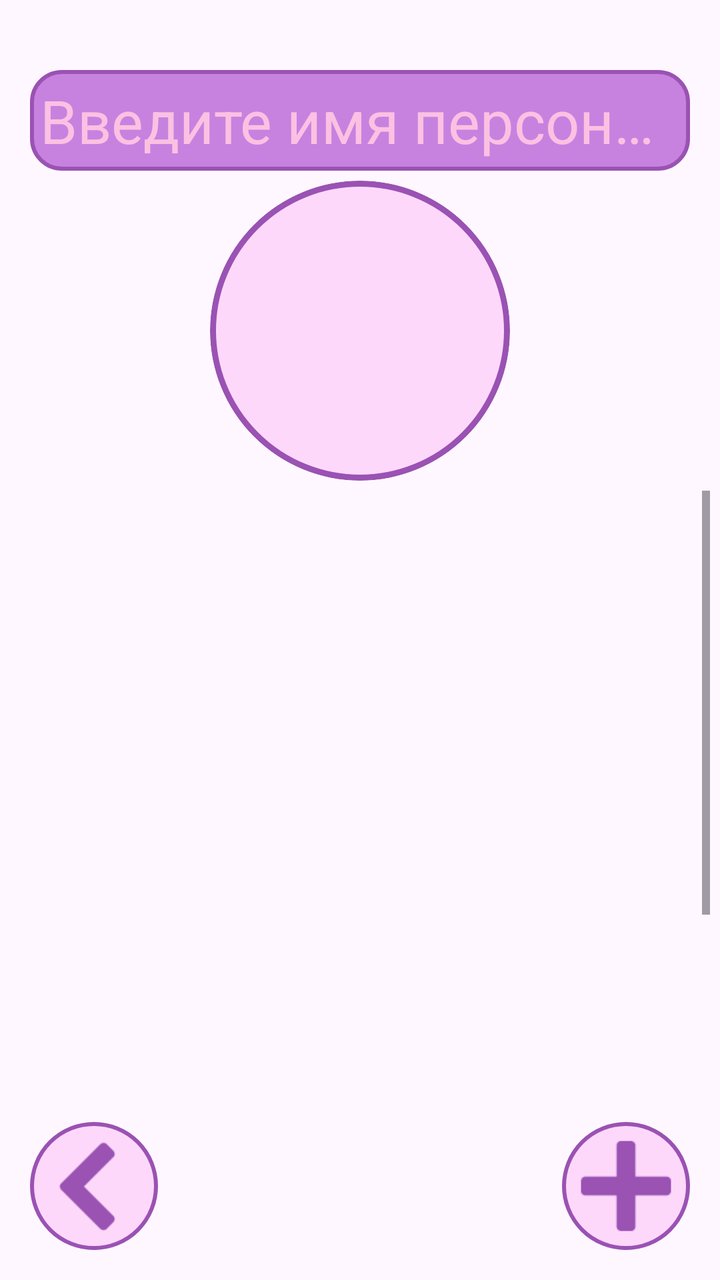
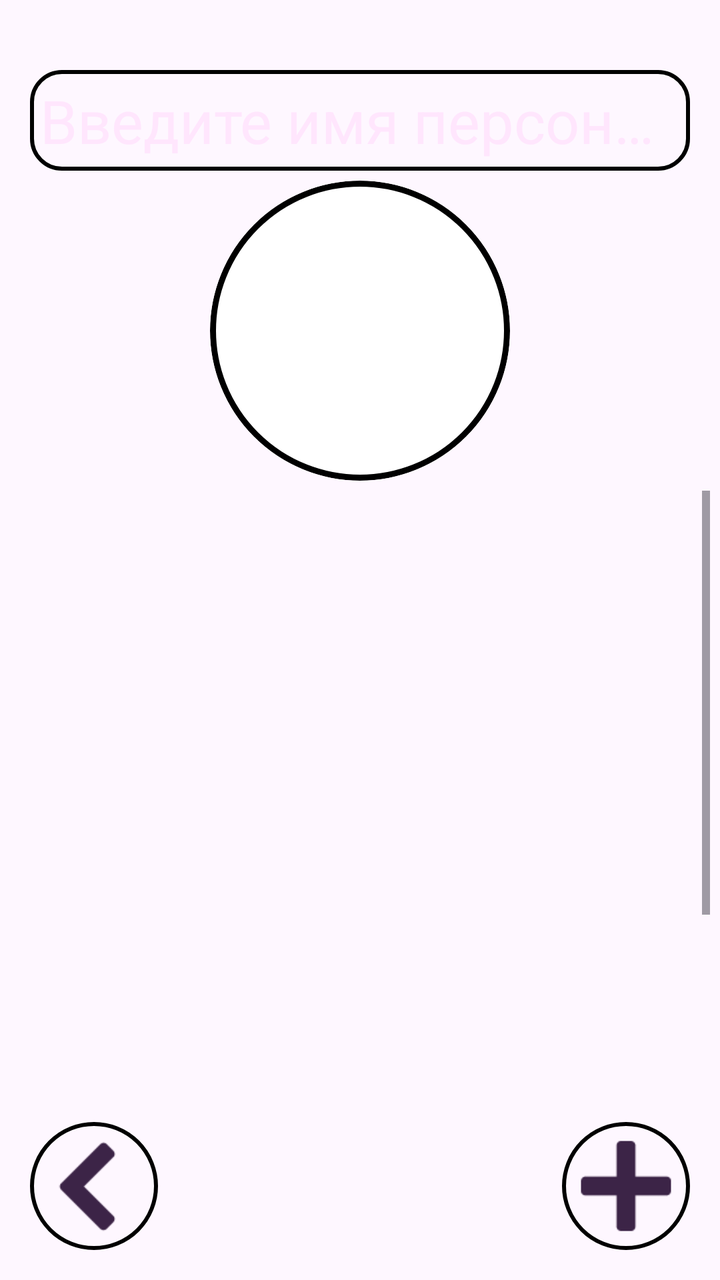

Compare the two renders of this Android layout. The source of the first and the diff that turns it into the second are given below.
<!-- AndroidManifest.xml: application theme Theme.CharaDesk -->
<!-- res/layout/activity_note.xml -->
<?xml version="1.0" encoding="utf-8"?>
<androidx.constraintlayout.widget.ConstraintLayout xmlns:android="http://schemas.android.com/apk/res/android"
    xmlns:app="http://schemas.android.com/apk/res-auto"
    xmlns:tools="http://schemas.android.com/tools"
    android:id="@+id/note"
    android:layout_width="match_parent"
    android:layout_height="match_parent"
    tools:context=".MainMenu">

    <EditText
        android:id="@+id/title"
        android:hint="@string/name_hint"
        android:textColorHint="@color/white_hint"
        android:layout_width="match_parent"
        android:layout_height="wrap_content"
        android:textColor="@color/white"
        android:inputType="text"
        android:maxLines="1"
        android:maxLength="25"
        android:ellipsize="end"
        android:textSize="@dimen/MainText"
        android:layout_marginTop="@dimen/marginTop"
        android:layout_marginLeft="@dimen/paddingB"
        android:layout_marginRight="@dimen/paddingB"
        android:padding="@dimen/paddingL"
        android:background="@drawable/rounded_text_main"
        app:layout_constraintStart_toStartOf="parent"
        app:layout_constraintEnd_toEndOf="parent"
        app:layout_constraintTop_toTopOf="parent"/>
    <androidx.cardview.widget.CardView
        android:id="@+id/avatar_container"
        android:layout_width="150dp"
        android:layout_height="150dp"
        android:layout_gravity="center"
        android:clickable="true"
        android:focusable="true"
        android:onClick="onClickChangeAvatar"
        android:layout_margin="@dimen/paddingL"
        app:cardCornerRadius="75dp"
        app:layout_constraintStart_toStartOf="parent"
        app:layout_constraintEnd_toEndOf="parent"
        app:layout_constraintTop_toBottomOf="@id/title"
        app:cardElevation="0dp">
        <View
            android:layout_width="match_parent"
            android:layout_height="match_parent"
            android:background="@drawable/rounded_avatar"/>

        <ImageView
            android:id="@+id/note_avatar"
            android:layout_width="match_parent"
            android:layout_height="match_parent"
            android:src="@drawable/ic_image_placeholder"
            android:scaleType="centerCrop" />
    </androidx.cardview.widget.CardView>
    <ScrollView
        android:id="@+id/scrollView"
        android:layout_margin="@dimen/paddingL"
        android:layout_width="match_parent"
        android:layout_height="0dp"
        android:fillViewport="true"
        app:layout_constraintTop_toBottomOf="@id/avatar_container"
        app:layout_constraintBottom_toTopOf="@id/button_back">
            <LinearLayout
                android:layout_marginTop="@dimen/paddingL"
                android:id="@+id/linear"
                android:layout_width="match_parent"
                android:layout_height="wrap_content"
                android:orientation="vertical"
                android:paddingBottom="@dimen/bigGap"/>
    </ScrollView>

    <ImageButton
    android:id="@+id/button_add"
    android:layout_width="64dp"
    android:layout_height="64dp"
    android:scaleType="centerCrop"
    android:src="@drawable/icon_add"
    android:background="@drawable/rounded_buttons"
    app:tint="@color/CharaBorder"
    android:padding="@dimen/paddingL"
        android:layout_margin="@dimen/paddingB"
    android:onClick="onClickAddElement"
    app:layout_constraintBottom_toBottomOf="parent"
    app:layout_constraintEnd_toEndOf="parent">
    </ImageButton>
    <ImageButton
        android:id="@+id/button_back"
        android:layout_width="64dp"
        android:layout_height="64dp"
        android:scaleType="centerCrop"
        android:src="@drawable/icon_back"
        android:padding="@dimen/paddingL"
        android:layout_margin="@dimen/paddingB"
        android:background="@drawable/rounded_buttons"
        app:tint="@color/CharaBorder"
        android:onClick="onClickBack"
        app:layout_constraintBottom_toBottomOf="parent"
        app:layout_constraintStart_toStartOf="parent">
    </ImageButton>
</androidx.constraintlayout.widget.ConstraintLayout>
<!-- resources referenced by this layout -->
<resources>
  <color name="CharaBorder">#9A52B3</color>
  <color name="white">#FFE6FD</color>
  <color name="white_hint">#FBC1E2</color>
  <dimen name="MainText">30sp</dimen>
  <dimen name="bigGap">450dp</dimen>
  <dimen name="marginTop">35dp</dimen>
  <dimen name="paddingB">15dp</dimen>
  <dimen name="paddingL">5dp</dimen>
  <!-- drawable ic_image_placeholder (drawable) -->
  <?xml version="1.0" encoding="utf-8"?>
  <selector xmlns:android="http://schemas.android.com/apk/res/android">
  
  </selector>
  <!-- drawable icon_add: png bitmap (drawable, 748 bytes) -->
  <!-- drawable icon_back: png bitmap (drawable, 884 bytes) -->
  <!-- drawable rounded_avatar (drawable) -->
  <?xml version="1.0" encoding="utf-8"?>
  <shape xmlns:android="http://schemas.android.com/apk/res/android">
      <solid android:color="@color/CharaBackgroundSub" />
      <stroke
          android:width="3dp"
      android:color="@color/CharaBorder" />
      <corners android:radius="5000dp" />
  </shape>
  <!-- drawable rounded_buttons (drawable) -->
  <?xml version="1.0" encoding="utf-8"?>
  <shape xmlns:android="http://schemas.android.com/apk/res/android">
      <solid android:color="@color/CharaIcon" />
      <stroke
          android:width="2dp"
          android:color="@color/CharaIconBorder" />
      <corners android:radius="5000dp" />
  </shape>
  <!-- drawable rounded_text_main (drawable) -->
  <?xml version="1.0" encoding="utf-8"?>
  <shape xmlns:android="http://schemas.android.com/apk/res/android">
      <solid android:color="@color/CharaBackground" />
      <stroke
          android:width="2dp"
      android:color="@color/CharaBorder" />
      <corners android:radius="15dp" />
  </shape>
  <string name="name_hint">Введите имя персонажа...</string>
  <style name="Theme.CharaDesk" parent="Base.Theme.CharaDesk" />
  <color name="CharaBackgroundSub">#FED8FB</color>
  <color name="CharaIcon">#FED8FB</color>
  <color name="CharaIconBorder">#9A52B3</color>
  <color name="CharaBackground">#C782E0</color>
  <style name="Base.Theme.CharaDesk" parent="Theme.Material3.DayNight.NoActionBar">
          
          
      </style>
</resources>

<!-- the commit's change to res/layout/activity_note.xml (unified diff, before → after) -->
@@ -10,7 +10,7 @@
     <EditText
         android:id="@+id/title"
         android:hint="@string/name_hint"
-        android:textColorHint="@color/white_hint"
+        android:textColorHint="?attr/colorHint"
         android:layout_width="match_parent"
         android:layout_height="wrap_content"
         android:textColor="@color/white"
@@ -77,7 +77,7 @@
     android:scaleType="centerCrop"
     android:src="@drawable/icon_add"
     android:background="@drawable/rounded_buttons"
-    app:tint="@color/CharaBorder"
+        app:tint="?attr/colorBorder"
     android:padding="@dimen/paddingL"
         android:layout_margin="@dimen/paddingB"
     android:onClick="onClickAddElement"
@@ -93,7 +93,7 @@
         android:padding="@dimen/paddingL"
         android:layout_margin="@dimen/paddingB"
         android:background="@drawable/rounded_buttons"
-        app:tint="@color/CharaBorder"
+        app:tint="?attr/colorBorder"
         android:onClick="onClickBack"
         app:layout_constraintBottom_toBottomOf="parent"
         app:layout_constraintStart_toStartOf="parent">
<!-- resource entries referenced after the edit -->
@@ -1,8 +1,6 @@
 <!-- resources referenced by this layout -->
 <resources>
-  <color name="CharaBorder">#9A52B3</color>
   <color name="white">#FFE6FD</color>
-  <color name="white_hint">#FBC1E2</color>
   <dimen name="MainText">30sp</dimen>
   <dimen name="bigGap">450dp</dimen>
   <dimen name="marginTop">35dp</dimen>
@@ -18,39 +16,34 @@
   <!-- drawable rounded_avatar (drawable) -->
   <?xml version="1.0" encoding="utf-8"?>
   <shape xmlns:android="http://schemas.android.com/apk/res/android">
-      <solid android:color="@color/CharaBackgroundSub" />
+      <solid android:color="?attr/colorBackgroundSub" />
       <stroke
           android:width="3dp"
-      android:color="@color/CharaBorder" />
+      android:color="?attr/colorBorder" />
       <corners android:radius="5000dp" />
   </shape>
   <!-- drawable rounded_buttons (drawable) -->
   <?xml version="1.0" encoding="utf-8"?>
   <shape xmlns:android="http://schemas.android.com/apk/res/android">
-      <solid android:color="@color/CharaIcon" />
+      <solid android:color="?attr/colorIcon" />
       <stroke
           android:width="2dp"
-          android:color="@color/CharaIconBorder" />
+          android:color="?attr/colorIconBorder" />
       <corners android:radius="5000dp" />
   </shape>
   <!-- drawable rounded_text_main (drawable) -->
   <?xml version="1.0" encoding="utf-8"?>
   <shape xmlns:android="http://schemas.android.com/apk/res/android">
-      <solid android:color="@color/CharaBackground" />
+      <solid android:color="?attr/colorBackground" />
       <stroke
           android:width="2dp"
-      android:color="@color/CharaBorder" />
+      android:color="?attr/colorBorder" />
       <corners android:radius="15dp" />
   </shape>
   <string name="name_hint">Введите имя персонажа...</string>
   <style name="Theme.CharaDesk" parent="Base.Theme.CharaDesk" />
-  <color name="CharaBackgroundSub">#FED8FB</color>
-  <color name="CharaIcon">#FED8FB</color>
-  <color name="CharaIconBorder">#9A52B3</color>
-  <color name="CharaBackground">#C782E0</color>
   <style name="Base.Theme.CharaDesk" parent="Theme.Material3.DayNight.NoActionBar">
-          
-          
+  
       </style>
 </resources>
 
